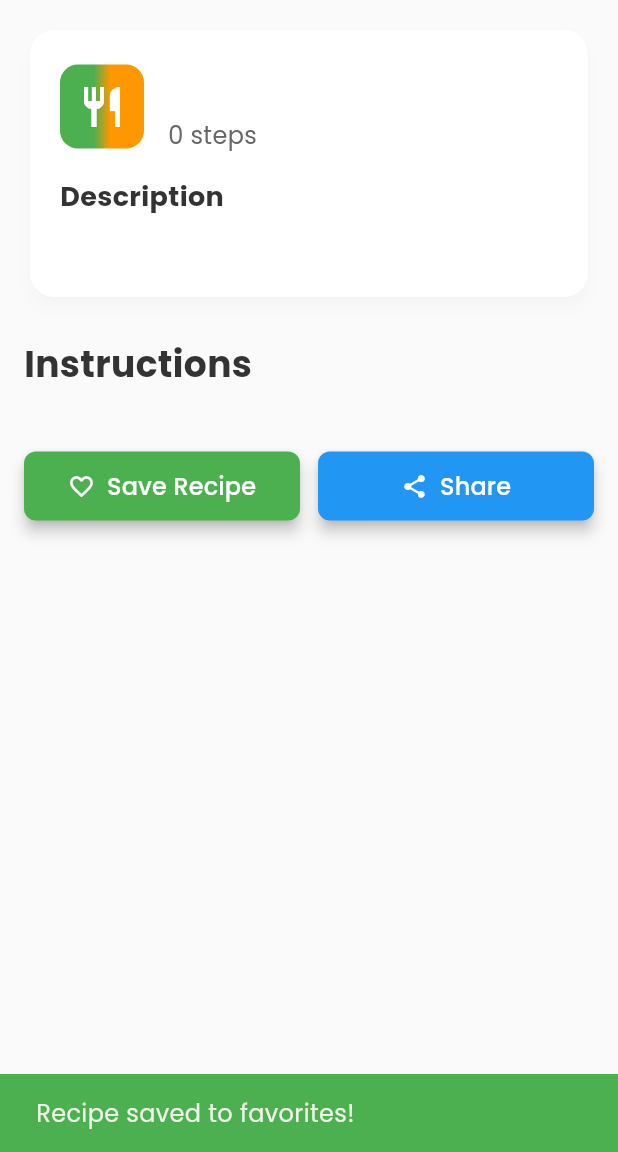
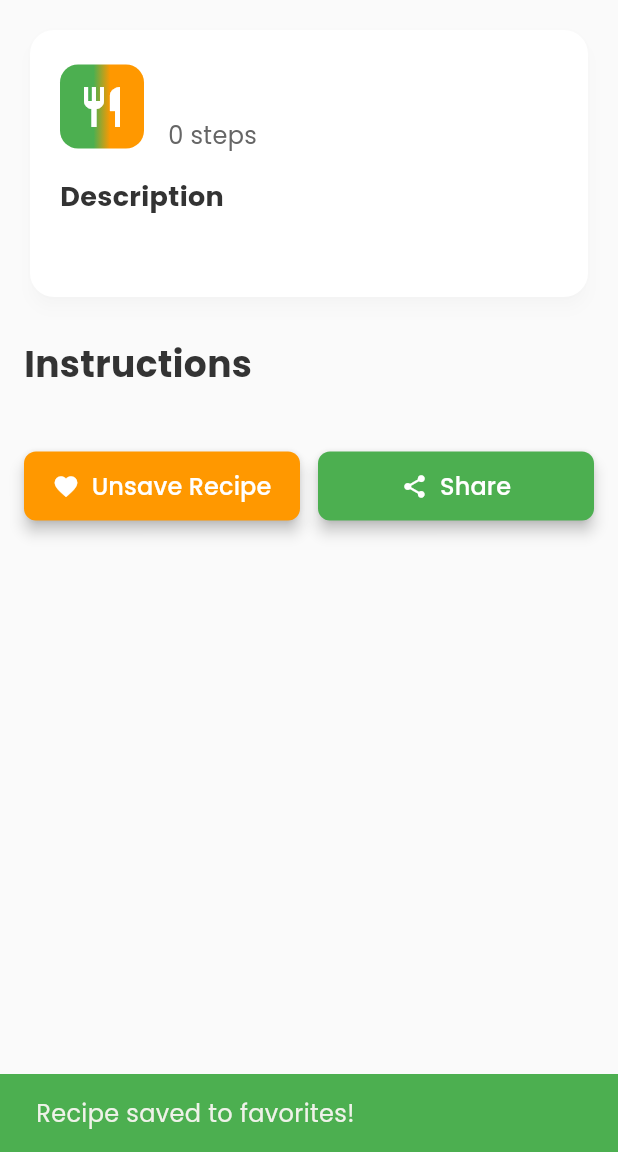
Before and after one commit to hamed75kazemii/pro_chef, a Flutter app: the RecipeDetailScreen screen opened directly with empty values, after a tap on "Save Recipe", on a phone screen of 412 x 824 dp, the part 84-1236 px from its top. Run offline on Flutter 3.47's test engine with Material 3 defaults, Android fonts, the phone set to English and light mode, and no system bars; our stand-ins replace get, get_storage, google_fonts, shared_preferences; accounts and stored records are empty.

Commit message:
Add Save Recipe

```diff
--- /dev/null
+++ b/devtools_options.yaml
@@ -0,0 +1,3 @@
+description: This file stores settings for Dart & Flutter DevTools.
+documentation: https://docs.flutter.dev/tools/devtools/extensions#configure-extension-enablement-states
+extensions:
--- /dev/null
+++ b/lib/controllers/saved_recipes_controller.dart
@@ -0,0 +1,82 @@
+import 'package:get/get.dart';
+import 'package:shared_preferences/shared_preferences.dart';
+import 'dart:convert';
+import '../models/recipe.dart';
+
+class SavedRecipesController extends GetxController {
+  final RxList<Recipe> savedRecipes = <Recipe>[].obs;
+  final RxBool isLoading = false.obs;
+
+  static const String _storageKey = 'saved_recipes';
+
+  @override
+  void onInit() {
+    super.onInit();
+    loadSavedRecipes();
+  }
+
+  Future<void> loadSavedRecipes() async {
+    isLoading.value = true;
+    try {
+      final prefs = await SharedPreferences.getInstance();
+      final recipesJson = prefs.getStringList(_storageKey) ?? [];
+
+      final recipes =
+          recipesJson.map((json) => Recipe.fromJson(jsonDecode(json))).toList();
+
+      savedRecipes.value = recipes;
+    } catch (e) {
+      print('Error loading saved recipes: $e');
+    } finally {
+      isLoading.value = false;
+    }
+  }
+
+  Future<void> saveRecipe(Recipe recipe) async {
+    try {
+      // Check if recipe is already saved
+      final isAlreadySaved = savedRecipes.any((r) => r.name == recipe.name);
+      if (isAlreadySaved) {
+        return; // Recipe already saved
+      }
+
+      // Add to list
+      savedRecipes.add(recipe);
+
+      // Save to storage
+      await _saveToStorage();
+    } catch (e) {
+      print('Error saving recipe: $e');
+    }
+  }
+
+  Future<void> removeRecipe(Recipe recipe) async {
+    try {
+      savedRecipes.removeWhere((r) => r.name == recipe.name);
+      await _saveToStorage();
+    } catch (e) {
+      print('Error removing recipe: $e');
+    }
+  }
+
+  Future<void> _saveToStorage() async {
+    try {
+      final prefs = await SharedPreferences.getInstance();
+      final recipesJson =
+          savedRecipes.map((recipe) => jsonEncode(recipe.toJson())).toList();
+
+      await prefs.setStringList(_storageKey, recipesJson);
+    } catch (e) {
+      print('Error saving to storage: $e');
+    }
+  }
+
+  bool isRecipeSaved(Recipe recipe) {
+    return savedRecipes.any((r) => r.name == recipe.name);
+  }
+
+  void clearAllSavedRecipes() {
+    savedRecipes.clear();
+    _saveToStorage();
+  }
+}
--- a/lib/main.dart
+++ b/lib/main.dart
@@ -6,6 +6,7 @@ import 'package:google_fonts/google_fonts.dart';
 import 'constants/app_colors.dart';
 import 'constants/app_text_theme.dart';
 import 'controllers/root_controller.dart';
+import 'controllers/saved_recipes_controller.dart';
 import 'translations/app_translations.dart';
 import 'screens/splash_screen.dart';
 
@@ -21,6 +22,7 @@ class MyApp extends StatelessWidget {
   @override
   Widget build(BuildContext context) {
     final rootController = Get.put(RootController());
+    final savedRecipesController = Get.put(SavedRecipesController());
 
     return GetMaterialApp(
       title: 'Pro Chef - AI Recipe Generator',
--- a/lib/screens/recipe_detail_screen.dart
+++ b/lib/screens/recipe_detail_screen.dart
@@ -3,6 +3,7 @@ import 'package:get/get.dart';
 import '../constants/app_colors.dart';
 import '../constants/app_text_theme.dart';
 import '../models/recipe.dart';
+import '../controllers/saved_recipes_controller.dart';
 
 class RecipeDetailScreen extends StatelessWidget {
   final Recipe recipe;
@@ -173,27 +174,46 @@ class RecipeDetailScreen extends StatelessWidget {
             Row(
               children: [
                 Expanded(
-                  child: ElevatedButton.icon(
+                  child: Obx(() {
+                    final savedController = Get.find<SavedRecipesController>();
+                    final isSaved = savedController.isRecipeSaved(recipe);
+
+                    return ElevatedButton.icon(
                       onPressed: () {
-                      // TODO: Implement save recipe functionality
+                        if (isSaved) {
+                          savedController.removeRecipe(recipe);
                           ScaffoldMessenger.of(context).showSnackBar(
                             SnackBar(
-                          content: Text('Recipe saved to favorites!'),
-                          backgroundColor: Colors.green,
+                              content: Text('recipe_removed_from_favorites'.tr),
+                              backgroundColor: AppColors.buttonSecondary,
                             ),
                           );
+                        } else {
+                          savedController.saveRecipe(recipe);
+                          ScaffoldMessenger.of(context).showSnackBar(
+                            SnackBar(
+                              content: Text('recipe_saved_to_favorites'.tr),
+                              backgroundColor: AppColors.buttonSecondary,
+                            ),
+                          );
+                        }
                       },
-                    icon: const Icon(Icons.favorite_border),
-                    label: Text('Save Recipe'),
+                      icon: Icon(
+                        isSaved ? Icons.favorite : Icons.favorite_border,
+                      ),
+                      label: Text(
+                        isSaved ? 'remove_from_favorites'.tr : 'save_recipe'.tr,
+                      ),
                       style: ElevatedButton.styleFrom(
-                      backgroundColor: AppColors.success,
+                        backgroundColor: AppColors.buttonPrimary,
                         foregroundColor: AppColors.pureWhite,
                         padding: const EdgeInsets.symmetric(vertical: 12),
                         shape: RoundedRectangleBorder(
                           borderRadius: BorderRadius.circular(8),
                         ),
                       ),
-                  ),
+                    );
+                  }),
                 ),
                 const SizedBox(width: 12),
                 Expanded(
@@ -203,14 +223,14 @@ class RecipeDetailScreen extends StatelessWidget {
                       ScaffoldMessenger.of(context).showSnackBar(
                         SnackBar(
                           content: Text('Recipe shared!'),
-                          backgroundColor: Colors.blue,
+                          backgroundColor: AppColors.buttonPrimary,
                         ),
                       );
                     },
                     icon: const Icon(Icons.share),
                     label: Text('Share'),
                     style: ElevatedButton.styleFrom(
-                      backgroundColor: AppColors.info,
+                      backgroundColor: AppColors.buttonSecondary,
                       foregroundColor: AppColors.pureWhite,
                       padding: const EdgeInsets.symmetric(vertical: 12),
                       shape: RoundedRectangleBorder(
--- a/lib/translations/app_translations.dart
+++ b/lib/translations/app_translations.dart
@@ -76,6 +76,25 @@ class AppTranslations extends Translations {
       'ai_no_ingredients':
           'Please provide some ingredients to generate recipes.',
       'tap_to_view_full_recipe': 'Tap to view full recipe',
+
+      // Saved Recipes
+      'saved_recipes': 'Saved Recipes',
+      'no_saved_recipes': 'No Saved Recipes',
+      'saved_recipes_description': 'Your favorite recipes will appear here',
+      'save_recipe': 'Save Recipe',
+      'remove_from_favorites': 'Unsave Recipe',
+      'recipe_saved_to_favorites': 'Recipe saved to favorites!',
+      'recipe_removed_from_favorites': 'Recipe removed from favorites!',
+      'remove_recipe': 'Remove Recipe',
+      'remove_recipe_title': 'Remove Recipe',
+      'remove_recipe_message':
+          'Are you sure you want to remove this recipe from your favorites?',
+      'recipe_removed': 'Recipe removed successfully',
+      'clear_all': 'Clear All',
+      'clear_all_recipes_title': 'Clear All Recipes',
+      'clear_all_recipes_message':
+          'Are you sure you want to remove all saved recipes?',
+      'all_recipes_cleared': 'All recipes cleared successfully',
     },
     'fa': {
       // App
@@ -151,6 +170,26 @@ class AppTranslations extends Translations {
           'لطفاً مواد اولیه‌ای برای تولید دستور پخت ارائه دهید.',
       'tap_to_view_full_recipe':
           'برای مشاهدهٔ دستور پخت کامل، بر روی آن کلیک کنید',
+
+      // Saved Recipes
+      'saved_recipes': 'دستور پخت‌های ذخیره شده',
+      'no_saved_recipes': 'دستور پخت ذخیره شده‌ای وجود ندارد',
+      'saved_recipes_description':
+          'دستور پخت‌های مورد علاقه شما اینجا نمایش داده می‌شوند',
+      'save_recipe': 'ذخیره دستور پخت',
+      'remove_from_favorites': 'حذف از علاقه‌مندی‌ها',
+      'recipe_saved_to_favorites': 'دستور پخت به علاقه‌مندی‌ها اضافه شد!',
+      'recipe_removed_from_favorites': 'دستور پخت از علاقه‌مندی‌ها حذف شد!',
+      'remove_recipe': 'حذف دستور پخت',
+      'remove_recipe_title': 'حذف دستور پخت',
+      'remove_recipe_message':
+          'آیا مطمئن هستید که می‌خواهید این دستور پخت را از علاقه‌مندی‌ها حذف کنید؟',
+      'recipe_removed': 'دستور پخت با موفقیت حذف شد',
+      'clear_all': 'حذف همه',
+      'clear_all_recipes_title': 'حذف همه دستور پخت‌ها',
+      'clear_all_recipes_message':
+          'آیا مطمئن هستید که می‌خواهید همه دستور پخت‌های ذخیره شده را حذف کنید؟',
+      'all_recipes_cleared': 'همه دستور پخت‌ها با موفقیت حذف شدند',
     },
   };
 }
--- a/pubspec.yaml
+++ b/pubspec.yaml
@@ -51,6 +51,9 @@ dependencies:
 
   # Storage for settings
   get_storage: ^2.1.1
+
+  # Local storage for saved recipes
+  shared_preferences: ^2.2.2
 
 dev_dependencies:
   flutter_test:
```
Also changed, not shown: lib/screens/home_screen.dart (+28 -0 lines), lib/screens/saved_recipes_screen.dart (added, +237 -0 lines), lib/screens/splash_screen.dart (+0 -39 lines), pubspec.lock, 2 other files. Lines whose indentation alone changed are shown as unchanged.
